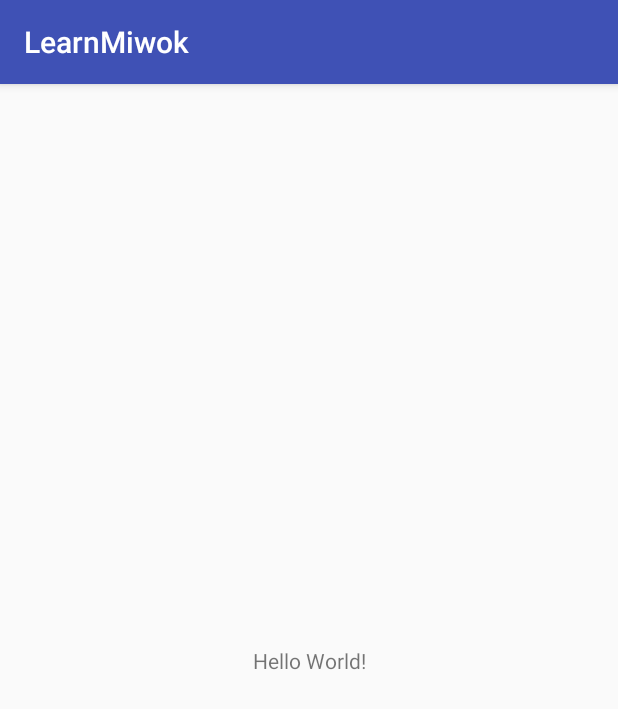
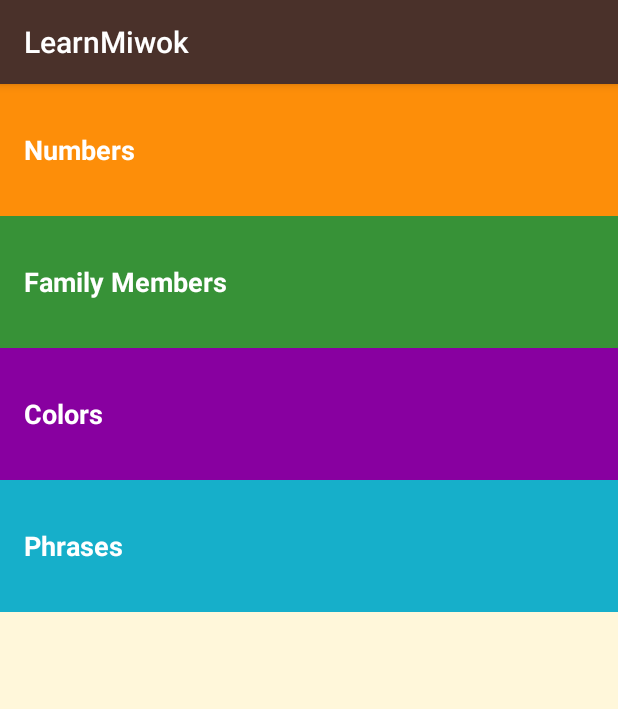
Before and after one commit to knightmanish/Miwok, an Android app: the screen it shows after launch (MainActivity), on a phone screen of 412 x 824 dp. Shown: the top 709 px of the screen. Run offline under Robolectric (Android 15) with nearby library versions, the phone set to English and light mode, and no system bars.

Commit message:
new activites added

```diff
--- a/app/src/main/res/layout/activity_main.xml
+++ b/app/src/main/res/layout/activity_main.xml
@@ -1,17 +1,38 @@
 <?xml version="1.0" encoding="utf-8"?>
-<android.support.constraint.ConstraintLayout xmlns:android="http://schemas.android.com/apk/res/android"
+<LinearLayout xmlns:android="http://schemas.android.com/apk/res/android"
     xmlns:app="http://schemas.android.com/apk/res-auto"
     xmlns:tools="http://schemas.android.com/tools"
     android:layout_width="match_parent"
     android:layout_height="match_parent"
+    android:background="@color/tan_background"
+    android:orientation="vertical"
     tools:context="com.example.android.learnmiwok.MainActivity">
 
     <TextView
-        android:layout_width="wrap_content"
-        android:layout_height="wrap_content"
-        android:text="Hello World!"
-        app:layout_constraintBottom_toBottomOf="parent"
-        app:layout_constraintLeft_toLeftOf="parent"
-        app:layout_constraintRight_toRightOf="parent"
-        app:layout_constraintTop_toTopOf="parent" />
-</android.support.constraint.ConstraintLayout>
+        android:id="@+id/numbers"
+        style="@style/CategoryStyle"
+        android:background="@color/category_numbers"
+        android:text="@string/category_numbers"
+        />
+
+    <TextView
+        android:id="@+id/family"
+        style="@style/CategoryStyle"
+        android:background="@color/category_family"
+        android:text="@string/category_family" />
+
+    <TextView
+        android:id="@+id/colors"
+        style="@style/CategoryStyle"
+        android:background="@color/category_colors"
+        android:text="@string/category_colors" />
+
+    <TextView
+        android:id="@+id/phrases"
+        style="@style/CategoryStyle"
+        android:background="@color/category_phrases"
+        android:text="@string/category_phrases" />
+
+
+
+</LinearLayout>
--- a/app/src/main/res/values/colors.xml
+++ b/app/src/main/res/values/colors.xml
@@ -1,6 +1,37 @@
 <?xml version="1.0" encoding="utf-8"?>
+<!-- Copyright (C) 2016 The Android Open Source Project
+
+     Licensed under the Apache License, Version 2.0 (the "License");
+     you may not use this file except in compliance with the License.
+     You may obtain a copy of the License at
+
+          http://www.apache.org/licenses/LICENSE-2.0
+
+     Unless required by applicable law or agreed to in writing, software
+     distributed under the License is distributed on an "AS IS" BASIS,
+     WITHOUT WARRANTIES OR CONDITIONS OF ANY KIND, either express or implied.
+     See the License for the specific language governing permissions and
+     limitations under the License.
+-->
 <resources>
-    <color name="colorPrimary">#3F51B5</color>
-    <color name="colorPrimaryDark">#303F9F</color>
-    <color name="colorAccent">#FF4081</color>
+    <!-- Primary color of the app (shown in the app bar) -->
+    <color name="primary_color">#4A312A</color>
+
+    <!-- Primary dark color of the app (shown in the status bar) -->
+    <color name="primary_dark_color">#2F1D1A</color>
+
+    <!-- Background color for app -->
+    <color name="tan_background">#FFF7DA</color>
+
+    <!-- Background color for the numbers category -->
+    <color name="category_numbers">#FD8E09</color>
+
+    <!-- Background color for the family members category -->
+    <color name="category_family">#379237</color>
+
+    <!-- Background color for the colors category -->
+    <color name="category_colors">#8800A0</color>
+
+    <!-- Background color for the phrases category -->
+    <color name="category_phrases">#16AFCA</color>
 </resources>
--- a/app/src/main/res/values/strings.xml
+++ b/app/src/main/res/values/strings.xml
@@ -1,3 +1,15 @@
 <resources>
     <string name="app_name">LearnMiwok</string>
+
+    <!-- Category name for phrases [CHAR LIMIT=20] -->
+    <string name="category_phrases">Phrases</string>
+
+    <!-- Category name for the vocabulary words for colors [CHAR LIMIT=20] -->
+    <string name="category_colors">Colors</string>
+
+    <!-- Category name for the vocabulary words for numbers [CHAR LIMIT=20] -->
+    <string name="category_numbers">Numbers</string>
+
+    <!-- Category name for the vocabulary words for family members [CHAR LIMIT=20] -->
+    <string name="category_family">Family Members</string>
 </resources>
--- a/app/src/main/res/values/styles.xml
+++ b/app/src/main/res/values/styles.xml
@@ -1,9 +1,33 @@
+<!-- Copyright (C) 2016 The Android Open Source Project
+
+     Licensed under the Apache License, Version 2.0 (the "License");
+     you may not use this file except in compliance with the License.
+     You may obtain a copy of the License at
+
+          http://www.apache.org/licenses/LICENSE-2.0
+
+     Unless required by applicable law or agreed to in writing, software
+     distributed under the License is distributed on an "AS IS" BASIS,
+     WITHOUT WARRANTIES OR CONDITIONS OF ANY KIND, either express or implied.
+     See the License for the specific language governing permissions and
+     limitations under the License.
+-->
 <resources>
+
     <!-- Base application theme. -->
     <style name="AppTheme" parent="Theme.AppCompat.Light.DarkActionBar">
-        <!-- Customize your theme here. -->
-        <item name="colorPrimary">@color/colorPrimary</item>
-        <item name="colorPrimaryDark">@color/colorPrimaryDark</item>
-        <item name="colorAccent">@color/colorAccent</item>
+        <item name="colorPrimary">@color/primary_color</item>
+        <item name="colorPrimaryDark">@color/primary_dark_color</item>
+    </style>
+
+    <!-- Style for a category of vocabulary words -->
+    <style name="CategoryStyle">
+        <item name="android:layout_width">match_parent</item>
+        <item name="android:layout_height">@dimen/list_item_height</item>
+        <item name="android:gravity">center_vertical</item>
+        <item name="android:padding">16dp</item>
+        <item name="android:textColor">@android:color/white</item>
+        <item name="android:textStyle">bold</item>
+        <item name="android:textAppearance">?android:textAppearanceMedium</item>
     </style>
 </resources>
```
Also changed, not shown: app/src/main/res/values-w820dp/dimens.xml (added, +20 -0 lines), app/src/main/res/values/dimens.xml (added, +21 -0 lines).
